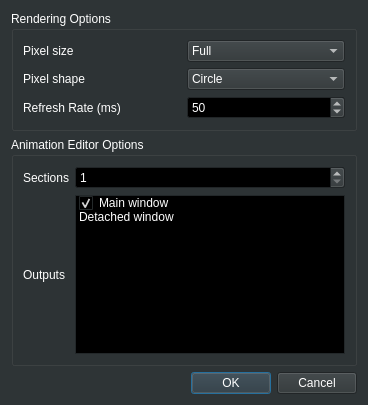
Before: the Qt Designer form src/window/settingsdialog.ui in 8bitbuddhist/PixelMaestro-Studio, drawn with Qt 5.
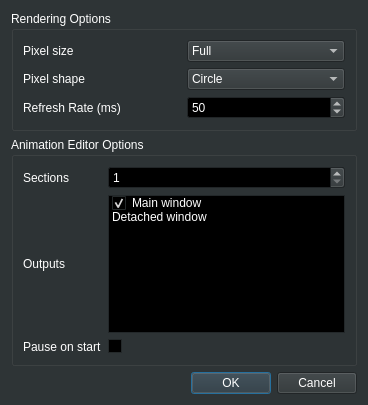
After: the same form once the commit is applied.

Commit message: MaestroControl - Moved Cuefile processing to MaestroController. SettingsDialog - Added ability to pause Maestro on MaestroControl open. MaestroDrawingArea - Deregister DrawingArea from MaestroController on close.

Patch:
```diff
--- a/src/window/settingsdialog.ui
+++ b/src/window/settingsdialog.ui
@@ -603,6 +603,23 @@
           </item>
          </widget>
         </item>
+        <item row="2" column="0">
+         <widget class="QLabel" name="label_6">
+          <property name="text">
+           <string>Pause on start</string>
+          </property>
+         </widget>
+        </item>
+        <item row="2" column="1">
+         <widget class="QCheckBox" name="pauseOnStartCheckBox">
+          <property name="toolTip">
+           <string>If checked, the Maestro will be paused when the Animation Editor opens</string>
+          </property>
+          <property name="text">
+           <string/>
+          </property>
+         </widget>
+        </item>
        </layout>
       </item>
      </layout>
```
The commit also changes 12 other files.
